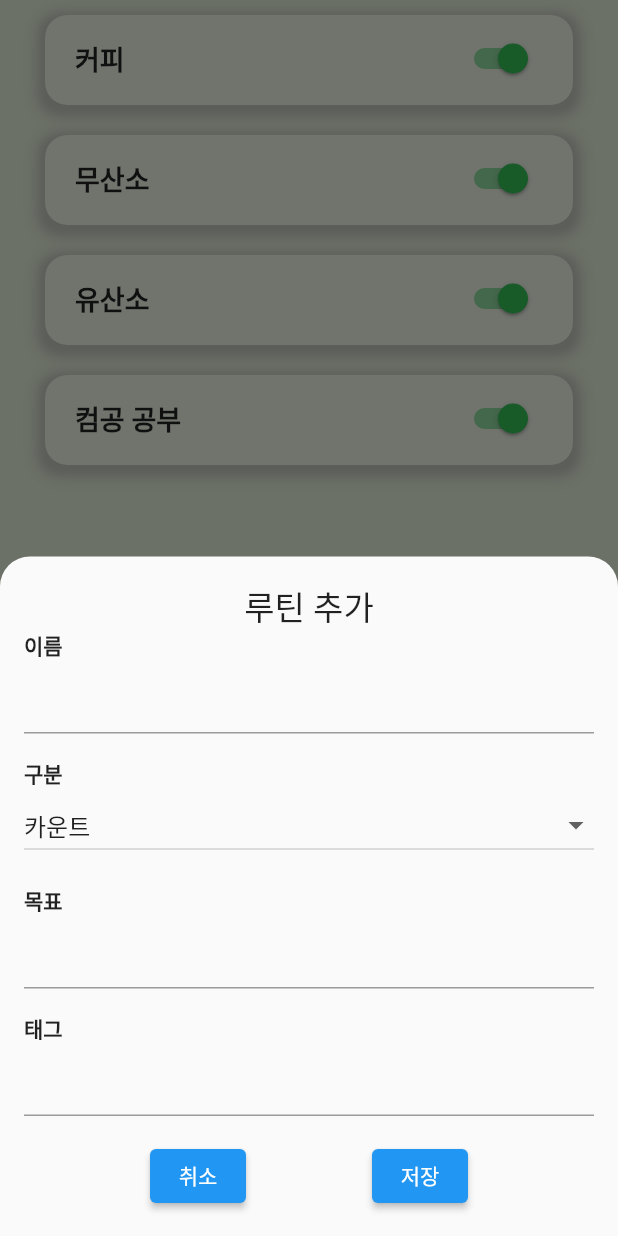
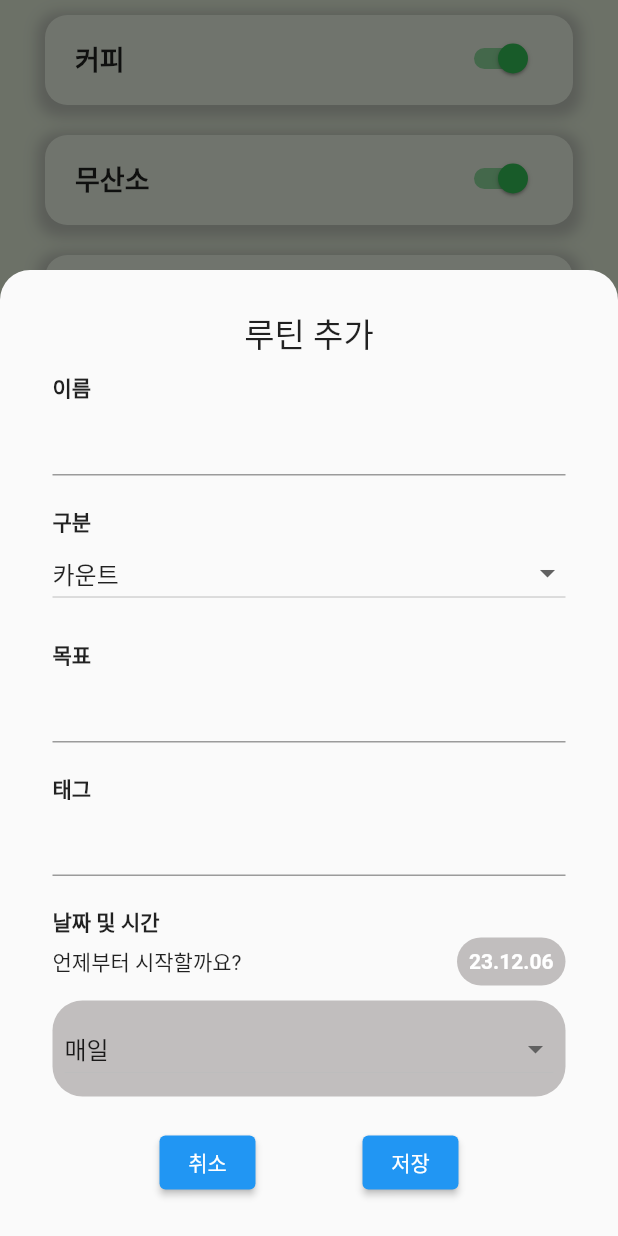
Before and after one commit to Life-Logs/flutter_app, a Flutter app: the RoutineWidget screen opened directly, after a tap on the "add" icon, on a phone screen of 412 x 824 dp. Run offline on Flutter 3.47's test engine with Material 2 defaults, Android fonts, the phone set to English and light mode, and no system bars; our stand-ins replace google_sign_in, shared_preferences; accounts and stored records are empty.

Commit message:
feat: add 'create routine' (ing)

```diff
--- a/lib/main/routine/widgets/routine_widget.dart
+++ b/lib/main/routine/widgets/routine_widget.dart
@@ -1,5 +1,4 @@
 import 'package:flutter/material.dart';
-import 'package:lifelog/main/routine/create_routine.dart';
 
 class RoutineWidget extends StatefulWidget {
   const RoutineWidget({super.key});
@@ -56,9 +55,10 @@ class _RoutineWidgetState extends State<RoutineWidget> {
         tags: ['공부']),
   ];
 
-  TextEditingController _nameController = TextEditingController();
-  TextEditingController _goalController = TextEditingController();
+  final TextEditingController _nameController = TextEditingController();
+  final TextEditingController _goalController = TextEditingController();
   String _selectedCategory = '카운트'; // 초기값 설정
+  String _selectedPeriod = '매일'; // 초기값 설정
 
   void toggleCardState(int index) {
     setState(() {
@@ -211,46 +211,50 @@ class _RoutineWidgetState extends State<RoutineWidget> {
     showModalBottomSheet(
       isScrollControlled: true,
       context: context,
-      shape: RoundedRectangleBorder(
+      shape: const RoundedRectangleBorder(
         borderRadius: BorderRadius.vertical(
           top: Radius.circular(20),
         ),
       ),
       clipBehavior: Clip.antiAliasWithSaveLayer,
       builder: (BuildContext context) {
-        return Padding(
+        return SingleChildScrollView(
+          child: Padding(
             padding: MediaQuery.of(context).viewInsets,
             child: Container(
-            padding: EdgeInsets.all(16.0),
+              padding: const EdgeInsets.symmetric(vertical: 25, horizontal: 35),
               child: Column(
                 mainAxisSize: MainAxisSize.min,
                 children: [
-                Text(
+                  const Text(
                     '루틴 추가',
                     style: TextStyle(
                       fontSize: 22,
                       fontWeight: FontWeight.w500,
                     ),
                   ),
+                  const SizedBox(height: 10),
                   // 이름 입력창
                   Column(
                     crossAxisAlignment: CrossAxisAlignment.start,
                     children: [
-                    Text('이름', style: TextStyle(fontWeight: FontWeight.bold)),
+                      const Text('이름',
+                          style: TextStyle(fontWeight: FontWeight.bold)),
                       TextField(
                         controller: _nameController,
-                      decoration: InputDecoration(
+                        decoration: const InputDecoration(
                           border: UnderlineInputBorder(),
                         ),
                       ),
                     ],
                   ),
-                SizedBox(height: 16.0),
+                  const SizedBox(height: 20),
 
                   Column(
                     crossAxisAlignment: CrossAxisAlignment.start,
                     children: [
-                    Text('구분', style: TextStyle(fontWeight: FontWeight.bold)),
+                      const Text('구분',
+                          style: TextStyle(fontWeight: FontWeight.bold)),
                       DropdownButton<String>(
                         isExpanded: true,
                         value: _selectedCategory,
@@ -269,37 +273,101 @@ class _RoutineWidgetState extends State<RoutineWidget> {
                       ),
                     ],
                   ),
-                SizedBox(height: 16.0),
+                  const SizedBox(height: 20),
 
                   // 목표 입력창
                   Column(
                     crossAxisAlignment: CrossAxisAlignment.start,
                     children: [
-                    Text('목표', style: TextStyle(fontWeight: FontWeight.bold)),
+                      const Text('목표',
+                          style: TextStyle(fontWeight: FontWeight.bold)),
                       TextField(
                         controller: _goalController,
-                      decoration: InputDecoration(
+                        decoration: const InputDecoration(
                           border: UnderlineInputBorder(),
                         ),
                       ),
                     ],
                   ),
-                SizedBox(height: 16.0),
+                  const SizedBox(height: 20),
 
                   // 태그 입력창
                   Column(
                     crossAxisAlignment: CrossAxisAlignment.start,
                     children: [
-                    Text('태그', style: TextStyle(fontWeight: FontWeight.bold)),
+                      const Text('태그',
+                          style: TextStyle(fontWeight: FontWeight.bold)),
                       TextField(
                         controller: _goalController,
-                      decoration: InputDecoration(
+                        decoration: const InputDecoration(
                           border: UnderlineInputBorder(),
                         ),
                       ),
                     ],
                   ),
-                SizedBox(height: 16.0),
+                  const SizedBox(height: 20),
+
+                  // 날짜 및 시간
+                  Column(
+                    crossAxisAlignment: CrossAxisAlignment.start,
+                    children: [
+                      const Text('날짜 및 시간',
+                          style: TextStyle(fontWeight: FontWeight.bold)),
+                      Row(
+                        mainAxisAlignment: MainAxisAlignment.spaceBetween,
+                        children: [
+                          const Text('언제부터 시작할까요?',
+                              style: TextStyle(fontWeight: FontWeight.w400)),
+                          Container(
+                            padding: const EdgeInsets.all(8.0),
+                            decoration: BoxDecoration(
+                              color: const Color.fromARGB(255, 193, 190, 190),
+                              borderRadius: BorderRadius.circular(20.0),
+                            ),
+                            child: const Text(
+                              '23.12.06',
+                              style: TextStyle(
+                                color: Colors.white,
+                                fontWeight: FontWeight.bold,
+                              ),
+                            ),
+                          )
+                        ],
+                      ),
+                      const SizedBox(height: 10),
+                      Container(
+                          padding: const EdgeInsets.all(8.0),
+                          decoration: BoxDecoration(
+                            color: const Color.fromARGB(255, 193, 190, 190),
+                            borderRadius: BorderRadius.circular(20.0),
+                          ),
+                          child: Column(
+                            children: [
+                              DropdownButton<String>(
+                                isExpanded: true,
+                                value: _selectedPeriod,
+                                onChanged: (String? newValue) {
+                                  setState(() {
+                                    _selectedPeriod = newValue!;
+                                  });
+                                },
+                                items: <String>[
+                                  '매주',
+                                  '매일',
+                                  '평일',
+                                  '주말'
+                                ].map<DropdownMenuItem<String>>((String value) {
+                                  return DropdownMenuItem<String>(
+                                    value: value,
+                                    child: Text(value),
+                                  );
+                                }).toList(),
+                              ),
+                            ],
+                          )),
+                    ],
+                  ),
+                  const SizedBox(height: 20),
 
                   // 닫기버튼
                   Row(
@@ -310,18 +378,19 @@ class _RoutineWidgetState extends State<RoutineWidget> {
                           // Bottom Sheet를 닫는 메서드 호출
                           Navigator.pop(context);
                         },
-                      child: Text('취소'),
+                        child: const Text('취소'),
                       ),
                       ElevatedButton(
                         onPressed: () {
                           // Bottom Sheet를 닫는 메서드 호출
                           Navigator.pop(context);
                         },
-                      child: Text('저장'),
+                        child: const Text('저장'),
                       ),
                     ],
                   ),
                 ],
+              ),
             ),
           ),
         );
@@ -329,6 +398,24 @@ class _RoutineWidgetState extends State<RoutineWidget> {
     );
   }
 }
+
+// DropdownButton<String>(
+//                           isExpanded: true,
+//                           value: _selectedPeriod,
+//                           onChanged: (String? newValue) {
+//                             setState(() {
+//                               _selectedPeriod = newValue!;
+//                             });
+//                           },
+//                           items: <String>['매주', '매일', '평일', '주말']
+//                               .map<DropdownMenuItem<String>>((String value) {
+//                             return DropdownMenuItem<String>(
+//                               value: value,
+//                               child: Text(value),
+//                             );
+//                           }).toList(),
+//                         )
+
 // const Column(children: [
 //         Text(
 //           '루틴', // 추가된 텍스트
```
Lines whose indentation alone changed are shown as unchanged.
